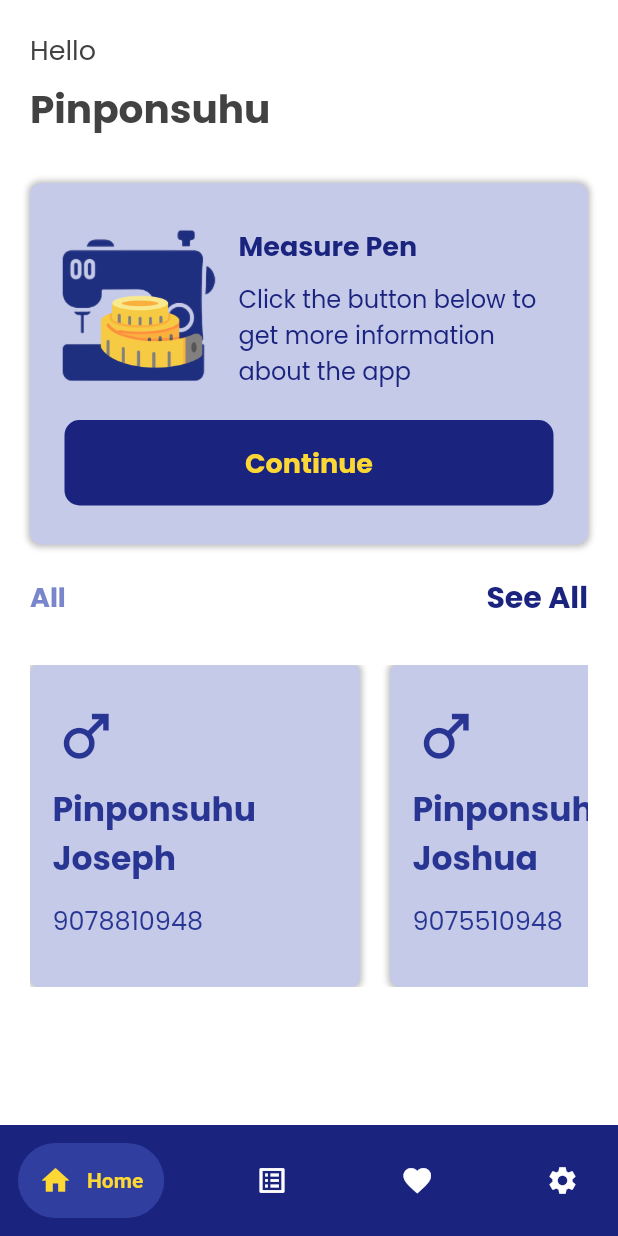
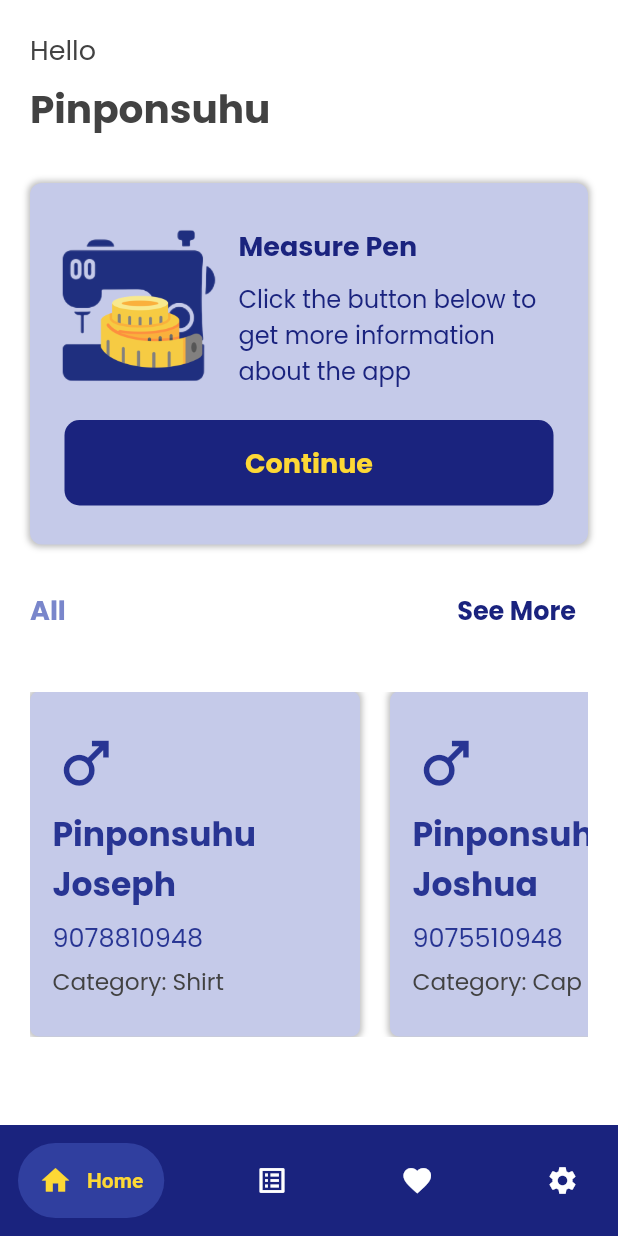
Before and after one commit to Pinponsuhu/Tailoring-app, a Flutter app: the Authenticated screen opened by its route, on a phone screen of 412 x 824 dp. Run offline on Flutter 3.47's test engine with Material 2 defaults, Android fonts, the phone set to English and light mode, and no system bars; drawn by our look-alikes of google_nav_bar; our stand-ins replace flutter_native_splash, font_awesome_flutter.

Commit message:
Changed the category section to just all and see more

```diff
--- /dev/null
+++ b/lib/constants/screen_index.dart
@@ -0,0 +1 @@
+int screenIndex = 0;
--- a/lib/screens/authenticated.dart
+++ b/lib/screens/authenticated.dart
@@ -1,4 +1,5 @@
 import 'package:flutter/material.dart';
+import 'package:tailor_measurement/constants/screen_index.dart';
 import 'package:tailor_measurement/screens/all_customer/all_customer.dart';
 import 'package:tailor_measurement/screens/favorites/favorite.dart';
 import 'package:tailor_measurement/screens/home/home.dart';
@@ -15,7 +16,7 @@ class Authenticated extends StatefulWidget {
 
 class _AuthenticatedState extends State<Authenticated> {
   var screens = [Home(), AllCustomer(), Favorite(), Settings()];
-  int screenIndex = 0;
+
   @override
   Widget build(BuildContext context) {
     return SafeArea(
@@ -32,6 +33,7 @@ class _AuthenticatedState extends State<Authenticated> {
               tabBackgroundColor: Colors.indigo.shade700,
               gap: 10.0,
               iconSize: 22.0,
+              selectedIndex: screenIndex,
               padding: EdgeInsets.all(14),
               onTabChange: (index) {
                 setState(() {
--- a/lib/screens/home/components/customers_block.dart
+++ b/lib/screens/home/components/customers_block.dart
@@ -32,7 +32,7 @@ Widget buildCustomerBlock(
           gender! == 'Male' ? Icons.male : Icons.female,
         ),
         SizedBox(
-          height: 10,
+          height: 9,
         ),
         Text(
           name!,
@@ -42,7 +42,7 @@ Widget buildCustomerBlock(
               fontWeight: FontWeight.bold,
               color: Colors.indigo[800]),
         ),
-        SizedBox(height: 12),
+        SizedBox(height: 6),
         Text(
           phone!.toString(),
           style: TextStyle(
@@ -51,6 +51,16 @@ Widget buildCustomerBlock(
               fontWeight: FontWeight.w500,
               color: Colors.indigo[800]),
         ),
+        SizedBox(height: 6),
+        Text(
+          "Category: ${category!}",
+          style: TextStyle(
+            color: Colors.grey[800],
+            fontSize: 15.5,
+            fontFamily: "Poppins",
+            fontWeight: FontWeight.w500,
+          ),
+        )
       ],
     ),
   );
--- a/lib/screens/home/home.dart
+++ b/lib/screens/home/home.dart
@@ -1,8 +1,10 @@
 import 'package:flutter/material.dart';
 import 'package:font_awesome_flutter/font_awesome_flutter.dart';
 import 'package:tailor_measurement/components/bottom_nav.dart';
+import 'package:tailor_measurement/constants/screen_index.dart';
 import 'package:tailor_measurement/screens/home/components/categories.dart';
 import 'package:tailor_measurement/screens/home/components/customers_block.dart';
+import 'package:tailor_measurement/screens/authenticated.dart';
 
 class Home extends StatefulWidget {
   Home({Key? key}) : super(key: key);
@@ -191,12 +193,17 @@ class _HomeState extends State<Home> {
                             fontWeight: FontWeight.bold,
                           ),
                         ),
-                        GestureDetector(
+                        TextButton(
+                          onPressed: () {
+                            setState(() {
+                              screenIndex = 1;
+                            });
+                          },
                           child: Text(
-                            "See All",
+                            "See More",
                             style: TextStyle(
+                              fontSize: 17,
                               color: Colors.indigo[900],
-                              fontSize: 20.0,
                               fontFamily: "Poppins",
                               fontWeight: FontWeight.bold,
                             ),
@@ -208,7 +215,7 @@ class _HomeState extends State<Home> {
                   height: 20,
                 ),
                 Container(
-                  height: 235,
+                  height: 250,
                   padding: EdgeInsets.symmetric(horizontal: 20, vertical: 10),
                   child: ListView.builder(
                     scrollDirection: Axis.horizontal,
```
Also changed, not shown: lib/screens/all_customer/all_customer.dart (+17 -11 lines), lib/screens/settings/setting.dart (+0 -14 lines).
